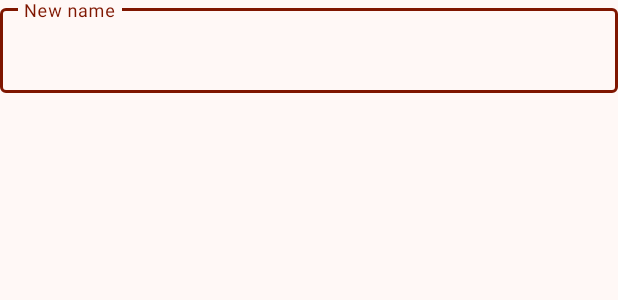
After one commit to Leonidius20/RecordingStudio, an Android app: the layout rename_dialog.xml on its own in the app's theme, with its tools: preview values and no code run, on a phone screen of 412 x 824 dp. The commit adds this screen. Shown: the top 300 px of the screen. Run offline under Robolectric (Android 15) with nearby library versions, the phone set to English and light mode, and no system bars.

Commit message:
removed action bar and fixed the style of action mode

```diff
--- a/app/src/main/java/io/github/leonidius20/recorder/MainActivity.kt
+++ b/app/src/main/java/io/github/leonidius20/recorder/MainActivity.kt
@@ -32,7 +32,7 @@ class MainActivity : AppCompatActivity() {
                 R.id.navigation_record, R.id.navigation_recordings_list, R.id.navigation_settings
             )
         )
-        setupActionBarWithNavController(navController, appBarConfiguration)
+        // setupActionBarWithNavController(navController, appBarConfiguration)
         navView.setupWithNavController(navController)
     }
 }
--- a/app/src/main/java/io/github/leonidius20/recorder/ui/recordings_list/RecordingsListViewModel.kt
+++ b/app/src/main/java/io/github/leonidius20/recorder/ui/recordings_list/RecordingsListViewModel.kt
@@ -43,6 +43,11 @@ class RecordingsListViewModel @Inject constructor(
         // val dateTaken: String,
     )
 
+    /**
+     * used in a dialog that is shown when user tries to rename a file
+     */
+    val renameFileNewName = MutableLiveData<String>()
+
     fun loadRecordings() {
         viewModelScope.launch {
             val result = withContext(ioDispatcher) {
--- /dev/null
+++ b/app/src/main/res/layout/rename_dialog.xml
@@ -0,0 +1,24 @@
+<?xml version="1.0" encoding="utf-8"?>
+<layout xmlns:android="http://schemas.android.com/apk/res/android"
+    xmlns:app="http://schemas.android.com/apk/res-auto">
+
+    <data>
+        <variable
+            name="viewmodel"
+            type="io.github.leonidius20.recorder.ui.recordings_list.RecordingsListViewModel" />
+    </data>
+
+    <com.google.android.material.textfield.TextInputLayout
+        android:id="@+id/textField"
+        android:layout_width="match_parent"
+        android:layout_height="wrap_content"
+        app:endIconMode="clear_text"
+        android:hint="@string/new_name">
+
+        <com.google.android.material.textfield.TextInputEditText
+            android:layout_width="match_parent"
+            android:layout_height="wrap_content"
+            android:text="@{viewmodel.renameFileNewName}" />
+
+    </com.google.android.material.textfield.TextInputLayout>
+</layout>
--- a/app/src/main/res/values-night/themes.xml
+++ b/app/src/main/res/values-night/themes.xml
@@ -1,5 +1,13 @@
 <resources>
     <style name="Theme.RecordingStudio" parent="Theme.Material3.Dark">
+
+        <!-- <item name="windowActionModeOverlay">true</item> -->
+        <item name="actionModeStyle">@style/Widget.Material3.ActionMode</item>
+        <item name="actionBarStyle">@style/Widget.Material3.ActionBar.Solid</item>
+        <item name="windowActionBar">false</item>
+        <item name="windowNoTitle">true</item>
+        <item name="actionBarPopupTheme">@style/Widget.Material3.PopupMenu</item>
+
         <item name="colorPrimary">@color/md_theme_primary</item>
         <item name="colorOnPrimary">@color/md_theme_onPrimary</item>
         <item name="colorPrimaryContainer">@color/md_theme_primaryContainer</item>
--- a/app/src/main/res/values/strings.xml
+++ b/app/src/main/res/values/strings.xml
@@ -11,4 +11,6 @@
     <string name="recordings_list_action_trash">Move to trash</string>
     <string name="recordings_list_title">Recordings</string>
     <string name="recordings_list_action_share">Share</string>
+    <string name="recordings_list_choose_new_name">Type new name</string>
+    <string name="new_name">New name</string>
 </resources>
--- a/app/src/main/res/values/themes.xml
+++ b/app/src/main/res/values/themes.xml
@@ -1,8 +1,11 @@
 <resources>
     <style name="Theme.RecordingStudio" parent="Theme.Material3.Light">
-        <item name="windowActionModeOverlay">true</item>
+        <!-- <item name="windowActionModeOverlay">true</item> -->
         <item name="actionModeStyle">@style/Widget.Material3.ActionMode</item>
         <item name="actionBarStyle">@style/Widget.Material3.ActionBar.Solid</item>
+        <item name="windowActionBar">false</item>
+        <item name="windowNoTitle">true</item>
+        <item name="actionBarPopupTheme">@style/Widget.Material3.PopupMenu</item>
 
         <item name="colorPrimary">@color/md_theme_primary</item>
         <item name="colorOnPrimary">@color/md_theme_onPrimary</item>
```
Also changed, not shown: app/src/main/java/io/github/leonidius20/recorder/ui/recordings_list/RecordingsListFragment.kt (+24 -0 lines), app/src/main/res/drawable/ic_delete_forever.xml (+9 -2 lines), app/src/main/res/drawable/ic_rename.xml (+11 -2 lines), app/src/main/res/drawable/ic_share.xml (+9 -2 lines), app/src/main/res/drawable/ic_trash.xml (+9 -2 lines).
